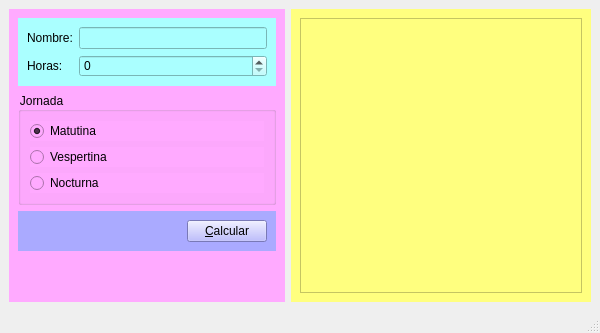
Qt form salarios.ui (AnahiTupiza/Salarios) before a commit.
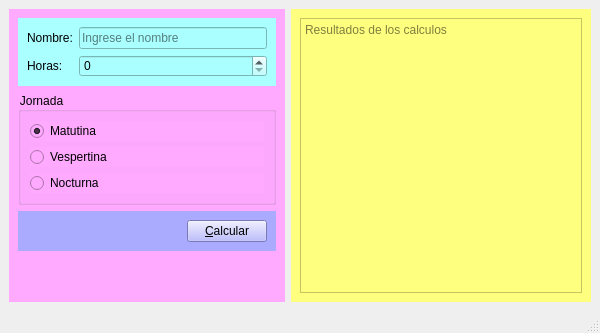
The same form after that commit.

Commit message: Calculos de salarios en GUI

```diff
--- a/salarios.ui
+++ b/salarios.ui
@@ -53,7 +53,11 @@
            </widget>
           </item>
           <item row="0" column="1">
-           <widget class="QLineEdit" name="inNombre"/>
+           <widget class="QLineEdit" name="inNombre">
+            <property name="placeholderText">
+             <string>Ingrese el nombre </string>
+            </property>
+           </widget>
           </item>
           <item row="1" column="0">
            <widget class="QLabel" name="label_2">
@@ -159,7 +163,14 @@
       </property>
       <layout class="QHBoxLayout" name="horizontalLayout_2">
        <item>
-        <widget class="QPlainTextEdit" name="outCalculos"/>
+        <widget class="QPlainTextEdit" name="outCalculos">
+         <property name="readOnly">
+          <bool>true</bool>
+         </property>
+         <property name="placeholderText">
+          <string>Resultados de los calculos</string>
+         </property>
+        </widget>
        </item>
       </layout>
      </widget>
```
The commit also changes 3 other files.
